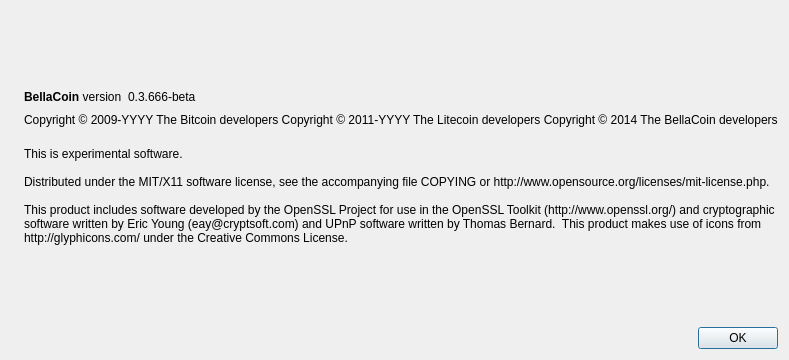
Qt form src/qt/forms/aboutdialog.ui (TheAmbiaFund/Belacoin) before a commit.
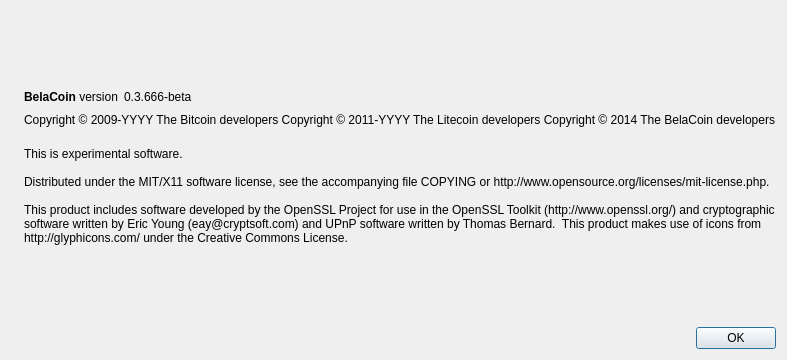
The same form after that commit. Icons and pictures are not drawn.

Diff of the .ui file:
```diff
--- a/src/qt/forms/aboutdialog.ui
+++ b/src/qt/forms/aboutdialog.ui
@@ -50,7 +50,7 @@
           <cursorShape>IBeamCursor</cursorShape>
          </property>
          <property name="text">
-          <string>&lt;b&gt;BellaCoin&lt;/b&gt; version</string>
+          <string>&lt;b&gt;BelaCoin&lt;/b&gt; version</string>
          </property>
          <property name="textInteractionFlags">
           <set>Qt::LinksAccessibleByMouse|Qt::TextSelectableByKeyboard|Qt::TextSelectableByMouse</set>
@@ -93,7 +93,7 @@
        <property name="text">
         <string notr="true">Copyright &amp;copy; 2009-YYYY The Bitcoin developers
 Copyright &amp;copy; 2011-YYYY The Litecoin developers
-Copyright &amp;copy; 2014 The BellaCoin developers</string>
+Copyright &amp;copy; 2014 The BelaCoin developers</string>
        </property>
        <property name="textFormat">
         <enum>Qt::RichText</enum>
```
Left out of the diff: 2 changed lines with no effect on the pictures.
